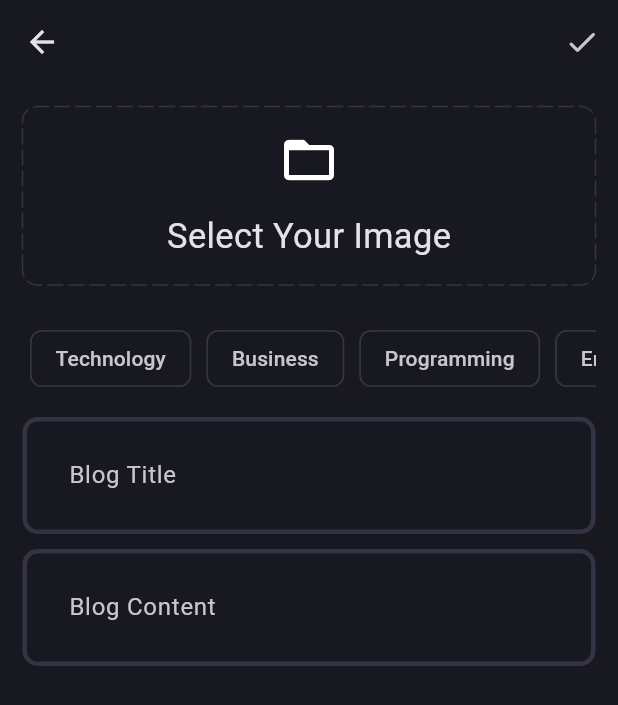
After one commit to akankitkumar7/blog_app, a Flutter app: the AddNewBlogPage screen opened directly, after a tap on "Select Your Image", on a phone screen of 412 x 824 dp. The commit adds this screen. Shown: the top 705 px of the screen. Run offline on Flutter 3.47's test engine with Material 3 defaults, Android fonts, the phone set to English and light mode, and no system bars; drawn by our look-alikes of dotted_border; our stand-ins replace flutter_bloc, fpdart, get_it, image_picker, supabase_flutter; accounts and stored records are empty.

Commit message:
initial commit

```diff
--- a/analysis_options.yaml
+++ b/analysis_options.yaml
@@ -10,19 +10,9 @@
 include: package:flutter_lints/flutter.yaml
 
 linter:
-  # The lint rules applied to this project can be customized in the
-  # section below to disable rules from the `package:flutter_lints/flutter.yaml`
-  # included above or to enable additional rules. A list of all available lints
-  # and their documentation is published at https://dart.dev/lints.
-  #
-  # Instead of disabling a lint rule for the entire project in the
-  # section below, it can also be suppressed for a single line of code
-  # or a specific dart file by using the `// ignore: name_of_lint` and
-  # `// ignore_for_file: name_of_lint` syntax on the line or in the file
-  # producing the lint.
   rules:
-    # avoid_print: false  # Uncomment to disable the `avoid_print` rule
-    # prefer_single_quotes: true  # Uncomment to enable the `prefer_single_quotes` rule
+    prefer_const_constructors: true
+    prefer_const_literals_to_create_immutables: true
 
 # Additional information about this file can be found at
 # https://dart.dev/guides/language/analysis-options
--- a/lib/core/theme/theme.dart
+++ b/lib/core/theme/theme.dart
@@ -11,6 +11,10 @@ class AppTheme {
     appBarTheme: AppBarTheme(
       color: AppPallete.backgroundColor,
     ),
+    chipTheme: ChipThemeData(
+      color: WidgetStatePropertyAll(AppPallete.backgroundColor),
+      side: BorderSide.none,
+    ),
     inputDecorationTheme: InputDecorationTheme(
       contentPadding: EdgeInsets.all(27),
       focusedBorder: _border(AppPallete.gradient2),
--- /dev/null
+++ b/lib/core/utils/pick_image.dart
@@ -0,0 +1,17 @@
+import 'dart:io';
+
+import 'package:image_picker/image_picker.dart';
+
+Future<File?> pickImage()async{
+  try{
+    final xFile = await ImagePicker().pickImage(source: ImageSource.gallery);
+
+    if(xFile != null){
+      return File(xFile.path);
+    }
+
+    return null;
+  }catch(e){
+    return null;
+  }
+}
--- /dev/null
+++ b/lib/features/blog/presentation/pages/add_new_blog.dart
@@ -0,0 +1,138 @@
+import 'dart:io';
+import 'package:blog_app/core/theme/app_pallete.dart';
+import 'package:blog_app/core/utils/pick_image.dart';
+import 'package:blog_app/features/blog/presentation/widgets/blog_editor.dart';
+import 'package:dotted_border/dotted_border.dart';
+import 'package:flutter/material.dart';
+
+class AddNewBlogPage extends StatefulWidget {
+  static route() => MaterialPageRoute(
+        builder: (context) => const AddNewBlogPage(),
+      );
+
+  const AddNewBlogPage({super.key});
+
+  @override
+  State<AddNewBlogPage> createState() => _AddNewBlogPageState();
+}
+
+class _AddNewBlogPageState extends State<AddNewBlogPage> {
+  final titleController = TextEditingController();
+  final contentController = TextEditingController();
+  List<String> selectedTopics = [];
+  File? image;
+
+  void selectImage() async {
+    final pickedImage = await pickImage();
+    if (pickedImage != null) {
+      setState(() {
+        image = pickedImage;
+      });
+    }
+  }
+
+  @override
+  void dispose() {
+    titleController.dispose();
+    contentController.dispose();
+    super.dispose();
+  }
+
+  @override
+  Widget build(BuildContext context) {
+    return Scaffold(
+      appBar: AppBar(
+        actions: [
+          IconButton(onPressed: () {}, icon: const Icon(Icons.done_rounded)),
+        ],
+      ),
+      body: SingleChildScrollView(
+        child: Padding(
+          padding: const EdgeInsets.all(15.0),
+          child: Column(
+            children: [
+              image != null
+                  ? GestureDetector(
+                      onTap: selectImage,
+                      child: SizedBox(
+                        height: 150,
+                        width: double.infinity,
+                        child: ClipRRect(
+                          borderRadius: BorderRadius.circular(10),
+                          child: Image.file(image!, fit: BoxFit.cover),
+                        ),
+                      ),
+                    )
+                  : GestureDetector(
+                      onTap: () {
+                        selectImage();
+                      },
+                      child: DottedBorder(
+                        color: AppPallete.borderColor,
+                        radius: const Radius.circular(10),
+                        borderType: BorderType.RRect,
+                        strokeCap: StrokeCap.round,
+                        dashPattern: const [10, 4],
+                        child: Container(
+                          height: 115,
+                          width: double.infinity,
+                          child: const Column(
+                            mainAxisAlignment: MainAxisAlignment.center,
+                            children: [
+                              Icon(Icons.folder_open, size: 40),
+                              SizedBox(height: 15),
+                              Text(
+                                'Select Your Image',
+                                style: TextStyle(fontSize: 23),
+                              ),
+                            ],
+                          ),
+                        ),
+                      ),
+                    ),
+              const SizedBox(height: 20),
+              SingleChildScrollView(
+                scrollDirection: Axis.horizontal,
+                child: Row(
+                  children:
+                      ['Technology', 'Business', 'Programming', 'Entertainment']
+                          .map((e) => Padding(
+                                padding: const EdgeInsets.all(5.0),
+                                child: GestureDetector(
+                                  onTap: () {
+                                    if (selectedTopics.contains(e)) {
+                                      selectedTopics.remove(e);
+                                    } else {
+                                      selectedTopics.add(e);
+                                    }
+                                    setState(() {});
+                                  },
+                                  child: Chip(
+                                    color: selectedTopics.contains(e)
+                                        ? const WidgetStatePropertyAll(
+                                            AppPallete.gradient1)
+                                        : null,
+                                    label: Text(e),
+                                    side: selectedTopics.contains(e)
+                                        ? null
+                                        : const BorderSide(
+                                            color: AppPallete.borderColor,
+                                          ),
+                                  ),
+                                ),
+                              ))
+                          .toList(),
+                ),
+              ),
+              const SizedBox(height: 10),
+              BlogEditor(controller: titleController, hintText: 'Blog Title'),
+              const SizedBox(height: 10),
+              BlogEditor(
+                  controller: contentController, hintText: 'Blog Content'),
+            ],
+          ),
+        ),
+      ),
+    );
+  }
+}
--- /dev/null
+++ b/lib/features/blog/presentation/pages/blog_page.dart
@@ -0,0 +1,24 @@
+import 'package:blog_app/features/blog/presentation/pages/add_new_blog.dart';
+import 'package:flutter/cupertino.dart';
+import 'package:flutter/material.dart';
+class BlogPage extends StatelessWidget {
+  const BlogPage({super.key});
+
+  @override
+  Widget build(BuildContext context) {
+    return Scaffold(
+      appBar: AppBar(
+        title: Text('Blog App'),
+        centerTitle: true,
+        actions: [
+          IconButton(
+              onPressed: (){
+                Navigator.push(context, AddNewBlogPage.route());
+              },
+              icon: Icon(CupertinoIcons.add_circled),
+          ),
+        ],
+      ),
+    );
+  }
+}
--- /dev/null
+++ b/lib/features/blog/presentation/widgets/blog_editor.dart
@@ -0,0 +1,17 @@
+import 'package:flutter/material.dart';
+class BlogEditor extends StatelessWidget {
+  final TextEditingController controller;
+  final String hintText;
+  const BlogEditor({super.key, required this.controller, required this.hintText});
+
+  @override
+  Widget build(BuildContext context) {
+    return TextFormField(
+      controller: controller,
+      decoration: InputDecoration(
+        hintText: hintText,
+      ),
+      maxLines: null,
+    );
+  }
+}
--- a/lib/main.dart
+++ b/lib/main.dart
@@ -2,6 +2,7 @@ import 'package:blog_app/core/common/cubits/app_user/app_user_cubit.dart';
 import 'package:blog_app/core/theme/theme.dart';
 import 'package:blog_app/features/auth/presentation/block/auth_bloc.dart';
 import 'package:blog_app/features/auth/presentation/pages/login_page.dart';
+import 'package:blog_app/features/blog/presentation/pages/blog_page.dart';
 import 'package:blog_app/features/init_dependency.dart';
 import 'package:flutter/material.dart';
 import 'package:flutter_bloc/flutter_bloc.dart';
@@ -48,7 +49,7 @@ class _MyAppState extends State<MyApp> {
         },
         builder: (context, isLoggedIn) {
           if(isLoggedIn){
-            return Scaffold(body: Center(child: Text('Home Page'),),);
+            return BlogPage();
           }
           return const LoginPage();
         },
--- a/pubspec.yaml
+++ b/pubspec.yaml
@@ -38,6 +38,8 @@ dependencies:
   supabase_flutter: ^2.9.1
   flutter_bloc: ^9.1.1
   get_it: ^8.2.0
+  dotted_border: ^2.1.0
+  image_picker: ^1.2.0
 
 dev_dependencies:
   flutter_test:
```
Also changed, not shown: pubspec.lock, 5 other files.
